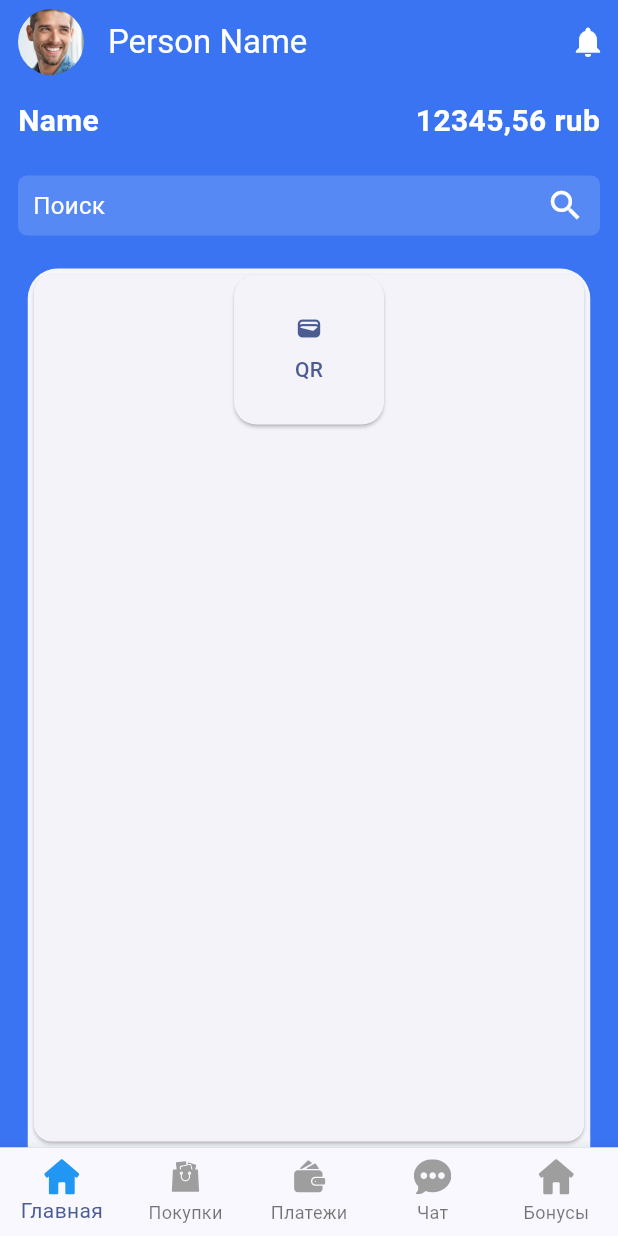
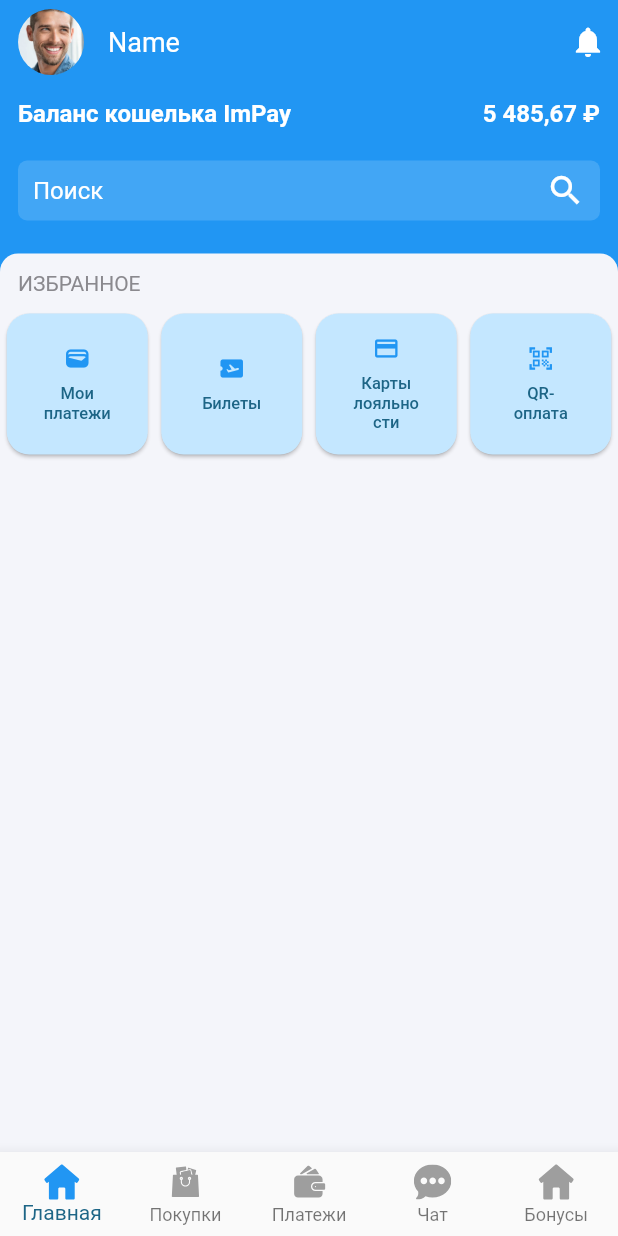
Before and after one commit to DmitrySergienko/flutter_qr_scan, a Flutter app: the screen it shows after launch, on a phone screen of 412 x 824 dp. Run offline on Flutter 3.47's test engine with Material 2 defaults, Android fonts, the phone set to English and light mode, and no system bars; our stand-ins replace flutter_svg, google_fonts.

Commit message:
horisontal sell buttons adj

```diff
--- a/lib/main.dart
+++ b/lib/main.dart
@@ -2,14 +2,14 @@ import 'package:flutter/material.dart';
 import 'package:google_fonts/google_fonts.dart';
 import 'package:qr_scan/presentation/screens/tabs_screen.dart';
 
-final theme = ThemeData(
-  useMaterial3: true,
-  primaryColor: Color.fromARGB(255, 58, 116, 243),
-  colorScheme: ColorScheme.fromSeed(
-    //brightness: Brightness.light,
-    seedColor: const Color.fromARGB(121, 5, 74, 193),
-  ),
-  textTheme: GoogleFonts.aBeeZeeTextTheme(),
+//add color scheme
+var kColorScheme =
+    ColorScheme.fromSeed(seedColor: const Color.fromARGB(121, 5, 163, 220));
+
+//add Dark color scheme
+var kDarkColorTheme = ColorScheme.fromSeed(
+  brightness: Brightness.dark,
+  seedColor: const Color.fromARGB(255, 5, 90, 125),
 );
 
 void main() {
@@ -23,6 +23,31 @@ class App extends StatelessWidget {
 
   @override
   Widget build(BuildContext context) {
-    return MaterialApp(theme: theme, home: const TabsScreen());
+    return MaterialApp(
+      darkTheme: ThemeData.dark().copyWith(
+        useMaterial3: true,
+        colorScheme: kDarkColorTheme,
+
+        //add button scheme for dark mode
+        elevatedButtonTheme: ElevatedButtonThemeData(
+            style: ElevatedButton.styleFrom(
+                backgroundColor: kDarkColorTheme.primaryContainer)),
+      ),
+      theme: ThemeData().copyWith(
+          useMaterial3: true,
+          colorScheme: kColorScheme,
+
+          //add button scheme
+          elevatedButtonTheme: ElevatedButtonThemeData(
+              style: ElevatedButton.styleFrom(
+                  backgroundColor: kColorScheme.primaryContainer)),
+          textTheme: ThemeData().textTheme.copyWith(
+              titleLarge: TextStyle(
+                  fontWeight: FontWeight.normal,
+                  color: kColorScheme.onPrimaryContainer,
+                  fontSize: 18))),
+      themeMode: ThemeMode.system,
+      home: const TabsScreen(),
+    );
   }
 }
--- a/lib/presentation/screens/main_screen.dart
+++ b/lib/presentation/screens/main_screen.dart
@@ -11,8 +11,7 @@ class MainScreen extends StatelessWidget {
   Widget build(BuildContext context) {
     Color primaryColor = Theme.of(context).primaryColor;
 
-    Widget content = Center(
-      child: Column(
+    Widget content = Column(
       children: [
         const SizedBox(height: 10),
         BalanceWidget(),
@@ -24,9 +23,7 @@ class MainScreen extends StatelessWidget {
         const SizedBox(height: 10),
         const MainWidget(),
       ],
-      ),
     );
-
     return Container(
       color: primaryColor,
       child: content,
--- a/lib/presentation/screens/tabs_screen.dart
+++ b/lib/presentation/screens/tabs_screen.dart
@@ -2,7 +2,6 @@ import 'package:flutter/material.dart';
 import 'package:flutter_svg/flutter_svg.dart';
 
 import 'package:qr_scan/presentation/screens/main_screen.dart';
-import 'package:qr_scan/presentation/widgets/categories_screen.dart';
 
 class TabsScreen extends StatefulWidget {
   const TabsScreen({super.key});
@@ -64,7 +63,7 @@ class _TabsScreen extends State<TabsScreen> {
 
         // Name text using title
         title: const Text(
-          'Person Name',
+          'Name',
           style: TextStyle(
             color: Colors.white,
           ),
@@ -75,8 +74,7 @@ class _TabsScreen extends State<TabsScreen> {
             Icons.notifications,
             color: Colors.white,
           ),
-          SizedBox(
-              width: 8.0), // For some spacing between the icon and the edge
+          SizedBox(width: 8.0),
         ],
       ),
       body: activePage,
--- a/lib/presentation/widgets/balans_widget.dart
+++ b/lib/presentation/widgets/balans_widget.dart
@@ -18,9 +18,9 @@ class _BalanceWidgetState extends State<BalanceWidget> {
                 Padding(
                   padding: EdgeInsets.only(left: 12),
                   child: Text(
-                    "Name",
+                    "Баланс кошелька ImPay",
                     style: TextStyle(
-                      fontSize: 20,
+                      fontSize: 16,
                       color: Colors.white,
                       fontWeight: FontWeight.w600,
                     ),
@@ -29,9 +29,9 @@ class _BalanceWidgetState extends State<BalanceWidget> {
                 Padding(
                   padding: EdgeInsets.only(right: 12),
                   child: Text(
-                    '12345,56 rub',
+                    '5 485,67 ₽',
                     style: TextStyle(
-                      fontSize: 20,
+                      fontSize: 16,
                       color: Colors.white,
                       fontWeight: FontWeight.w600,
                     ),
--- a/lib/presentation/widgets/categories_screen.dart
+++ b/lib/presentation/widgets/categories_screen.dart
@@ -1,7 +1,10 @@
 import 'package:flutter/material.dart';
+import 'package:flutter_svg/flutter_svg.dart';
 import 'package:qr_scan/presentation/widgets/category_batton.dart';
 
 class CategoriesScreen extends StatefulWidget {
+  const CategoriesScreen({super.key});
+
   @override
   _CategoriesScreenState createState() => _CategoriesScreenState();
 }
@@ -9,13 +12,26 @@ class CategoriesScreen extends StatefulWidget {
 class _CategoriesScreenState extends State<CategoriesScreen> {
   @override
   Widget build(BuildContext context) {
-    return Center(
-      child: Row(
-        mainAxisAlignment: MainAxisAlignment.spaceAround,
-        children: const [
-          CategoryButton(), // Now, the CategoryButton is inside a list.
-        ],
-      ),
+    return const Row(
+      mainAxisAlignment: MainAxisAlignment.spaceAround,
+      children: [
+        CategoryButton(
+          title: 'Мои платежи',
+          icon: Icon(Icons.wallet, color: Colors.blue),
+        ),
+        CategoryButton(
+          title: 'Билеты',
+          icon: Icon(Icons.airplane_ticket, color: Colors.blue),
+        ),
+        CategoryButton(
+          title: 'Карты лояльности',
+          icon: Icon(Icons.credit_card, color: Colors.blue),
+        ),
+        CategoryButton(
+          title: 'QR-оплата',
+          icon: Icon(Icons.qr_code_scanner, color: Colors.blue),
+        ),
+      ],
     );
   }
 }
--- a/lib/presentation/widgets/category_batton.dart
+++ b/lib/presentation/widgets/category_batton.dart
@@ -1,13 +1,18 @@
 import 'package:flutter/material.dart';
 
 class CategoryButton extends StatelessWidget {
-  const CategoryButton({Key? key}) : super(key: key);
+  const CategoryButton({
+    required this.title,
+    required this.icon,
+  });
+  final String title;
+  final Widget icon;
 
   @override
   Widget build(BuildContext context) {
     return SizedBox(
-      width: 100,
-      height: 100,
+      width: 94,
+      height: 94,
       child: ElevatedButton(
         style: ElevatedButton.styleFrom(
           shape: RoundedRectangleBorder(
@@ -15,15 +20,17 @@ class CategoryButton extends StatelessWidget {
           ),
         ),
         onPressed: () {},
-        child: const Column(
+        child: Column(
           mainAxisAlignment: MainAxisAlignment.center,
           children: [
-            Icon(Icons.wallet),
-            SizedBox(
-                height: 8), // Optional: add a spacing between icon and text
+            icon,
+            const SizedBox(height: 8), // Spacing between icon and text
             Text(
-              'QR',
-              style: TextStyle(fontSize: 14),
+              title,
+              textAlign: TextAlign.center,
+              style: const TextStyle(
+                fontSize: 11,
+              ),
             ),
           ],
         ),
--- a/lib/presentation/widgets/main_widget.dart
+++ b/lib/presentation/widgets/main_widget.dart
@@ -1,5 +1,6 @@
 import 'package:flutter/material.dart';
 import 'package:qr_scan/presentation/widgets/categories_screen.dart';
+import 'package:qr_scan/presentation/widgets/tile_widget.dart';
 
 class MainWidget extends StatefulWidget {
   const MainWidget({super.key});
@@ -13,21 +14,17 @@ class _MainWidget extends State<MainWidget> {
   Widget build(BuildContext context) {
     return Expanded(
       child: Container(
-        width: 375,
+        width: double.infinity,
         height: 616,
         decoration: const BoxDecoration(
           borderRadius: BorderRadius.only(
-            topLeft: Radius.circular(
-                20), // You can change the value to what you want
-            topRight: Radius.circular(
-                20), // Same value as topLeft for symmetrical corners
+            topLeft: Radius.circular(12),
+            topRight: Radius.circular(12),
           ),
           color: Color(0xfff4f5fa),
         ),
-        child: Card(
-          child: Column(
-            children: [CategoriesScreen()],
-          ),
+        child: const Column(
+          children: [TitleWidget(), CategoriesScreen()],
         ),
       ),
     );
--- a/lib/presentation/widgets/search_widget.dart
+++ b/lib/presentation/widgets/search_widget.dart
@@ -13,9 +13,9 @@ class _SearchWidgetState extends State<SearchWidget> {
       height: 40,
       decoration: BoxDecoration(
         borderRadius: BorderRadius.circular(6),
-        color: Color(0x26ffffff),
+        color: const Color(0x26ffffff),
       ),
-      padding: EdgeInsets.symmetric(horizontal: 10.0),
+      padding: const EdgeInsets.symmetric(horizontal: 10.0),
       child: const Row(
         children: [
           Expanded(
--- /dev/null
+++ b/lib/presentation/widgets/tile_widget.dart
@@ -0,0 +1,19 @@
+import 'package:flutter/material.dart';
+
+class TitleWidget extends StatelessWidget {
+  const TitleWidget({Key? key}) : super(key: key);
+
+  @override
+  Widget build(BuildContext context) {
+    return const Padding(
+      padding: EdgeInsets.all(12.0),
+      child: Align(
+        alignment: Alignment.centerLeft,
+        child: Text(
+          'ИЗБРАННОЕ',
+          style: TextStyle(fontSize: 14, color: Color(0xFF8A898E)),
+        ),
+      ),
+    );
+  }
+}
--- a/pubspec.yaml
+++ b/pubspec.yaml
@@ -62,6 +62,7 @@ flutter:
 
   # To add assets to your application, add an assets section, like this:
   assets:
+    - assets/icons/payments.png
     - assets/icons/search.png
     - assets/icons/avatar.png
     - assets/icons/gift.svg
```
Also changed, not shown: assets/icons/payments.png (added). Lines whose indentation alone changed are shown as unchanged.
